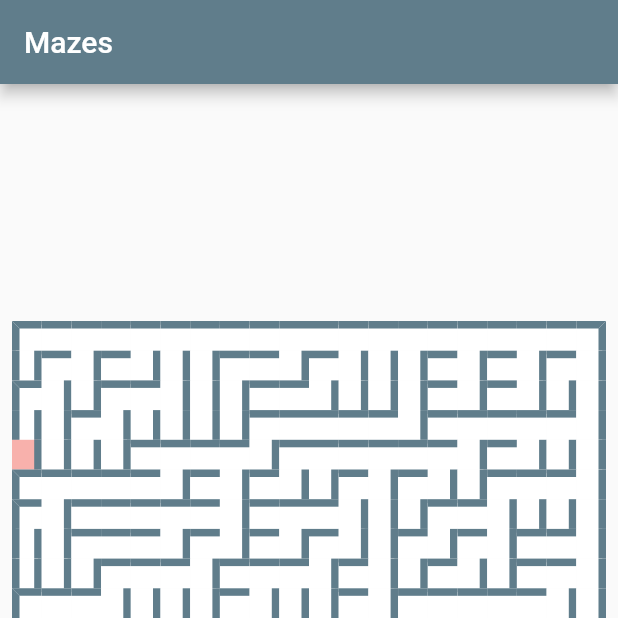
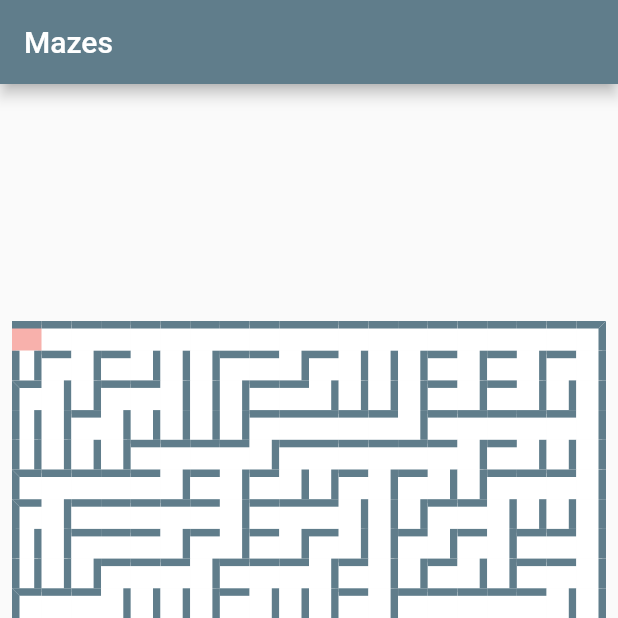
Before and after one commit to mattetti/maze_gen, a Flutter app: the screen it shows after launch, on a phone screen of 412 x 824 dp, the top half of it. Run offline on Flutter 3.47's test engine with Material 2 defaults, Android fonts, the phone set to English and light mode, and no system bars.

```diff
--- /dev/null
+++ b/lib/core/models/generators/entries/random.dart
@@ -0,0 +1,26 @@
+import 'dart:math';
+
+import 'package:maze_gen/core/models/cell.dart';
+import 'package:maze_gen/core/models/grid.dart';
+import 'package:maze_gen/core/models/interfaces/grid_modifier.dart';
+
+class RandomEntries implements GridModifier {
+  // set the entry and the exit randomly
+  Grid on(Grid grid) {
+    // TODO: should we check if we already have entries and clear them?
+    final _rand = Random();
+    // entry
+    int idx = _rand.nextInt(grid.rows);
+    var cell = grid.getCell(idx, 0);
+    cell.connections[Wall.west.index] = true;
+    cell.entry = true;
+    grid.entryOffset = grid.offset(idx, 0);
+    // exit
+    idx = _rand.nextInt(grid.cols);
+    cell = grid.getCell(idx, grid.cols - 1);
+    cell.connections[Wall.east.index] = true;
+    cell.exit = true;
+    grid.exitOffset = grid.offset(cell.row, cell.col);
+    return grid;
+  }
+}
--- a/lib/core/models/generators/binary_tree.dart
+++ b/lib/core/models/generators/grids/binary_tree.dart
@@ -2,9 +2,10 @@ import 'dart:math';
 
 import 'package:maze_gen/core/models/cell.dart';
 import 'package:maze_gen/core/models/grid.dart';
+import 'package:maze_gen/core/models/interfaces/grid_modifier.dart';
 
-class BinaryTree {
-  static Grid on(Grid grid) {
+class BinaryTree implements GridModifier {
+  Grid on(Grid grid) {
     final _rand = Random();
 
     for (var i = 0; i < grid.size(); i++) {
@@ -29,20 +30,6 @@ class BinaryTree {
         grid.link(c, Wall.east);
       }
     }
-    // openings
-    // entry
-    int row = _rand.nextInt(grid.rows);
-    var cell = grid.getCell(row, 0);
-    cell.connections[Wall.west.index] = true;
-    cell.entry = true;
-    grid.entryOffset = grid.offset(row, 0);
-    // exit
-    row = _rand.nextInt(grid.rows);
-    cell = grid.getCell(row, grid.cols - 1);
-    cell.connections[Wall.east.index] = true;
-    cell.exit = true;
-    grid.exitOffset = grid.offset(row, grid.cols - 1);
-
     return grid;
   }
 }
--- a/lib/core/models/grid.dart
+++ b/lib/core/models/grid.dart
@@ -1,4 +1,6 @@
 import 'dart:math';
+
+import 'package:maze_gen/core/models/interfaces/grid_modifier.dart';
 
 import 'cell.dart';
 
@@ -24,6 +26,12 @@ class Grid {
       }
     }
     exitOffset = size();
+  }
+
+  // apply modifies the grid as per the passed grider (such as the "texture",
+  // entries/exits etc...).
+  Grid apply(GridModifier gridder) {
+    return gridder.on(this);
   }
 
   Cell getCell(int row, int col) {
--- /dev/null
+++ b/lib/core/models/interfaces/grid_modifier.dart
@@ -0,0 +1,8 @@
+import 'package:maze_gen/core/models/grid.dart';
+
+// Gridder is an interface for classes turning a grid into a maze.
+class GridModifier {
+  Grid on(Grid grid) {
+    return grid;
+  }
+}
--- a/lib/main.dart
+++ b/lib/main.dart
@@ -1,9 +1,7 @@
-import 'dart:async';
-import 'dart:collection';
-
 import 'package:flutter/material.dart';
-import 'package:maze_gen/core/models/generators/binary_tree.dart';
-import 'package:maze_gen/core/models/generators/sidewinder.dart';
+import 'package:maze_gen/core/models/generators/entries/random.dart';
+import 'package:maze_gen/core/models/generators/grids/binary_tree.dart';
+import 'package:maze_gen/core/models/generators/grids/sidewinder.dart';
 import 'package:maze_gen/core/models/grid.dart';
 import 'package:maze_gen/core/models/solvers/dijkstra.dart';
 import 'package:maze_gen/ui/cell/cell_view.dart';
@@ -83,13 +81,13 @@ class _MyHomePageState extends State<MyHomePage> {
   Grid newGrid() {
     switch (_currentIndex) {
       case 0:
-        return BinaryTree.on(Grid(gridWidth, gridHeight));
+        return Grid(gridWidth, gridHeight).apply(BinaryTree()).apply(RandomEntries());
         break;
       case 1:
-        return Sidewinder.on(Grid(gridWidth, gridHeight));
+        return Grid(gridWidth, gridHeight).apply(Sidewinder()).apply(RandomEntries());
         break;
       default:
-        return BinaryTree.on(Grid(gridWidth, gridHeight));
+        return Grid(gridWidth, gridHeight).apply(BinaryTree()).apply(RandomEntries());
     }
   }
 
@@ -98,7 +96,7 @@ class _MyHomePageState extends State<MyHomePage> {
       setState(() {
         final solver = Dijkstra(_grid);
         final exitCell = _grid.getCellAt(_grid.exitOffset);
-        _visitedOffsets = solver.pathTo(exitCell.row, exitCell.col);
+        _visitedOffsets = solver.shortestPathTo(exitCell.row, exitCell.col);
         debugPrint("${_visitedOffsets.length} steps to the solution");
       });
       return;
```
Also changed, not shown: lib/core/models/generators/entries/longest_path.dart (added, +30 -0 lines), lib/core/models/generators/grids/sidewinder.dart (renamed from lib/core/models/generators/sidewinder.dart, +3 -19 lines), lib/core/models/solvers/dijkstra.dart (+22 -3 lines).
